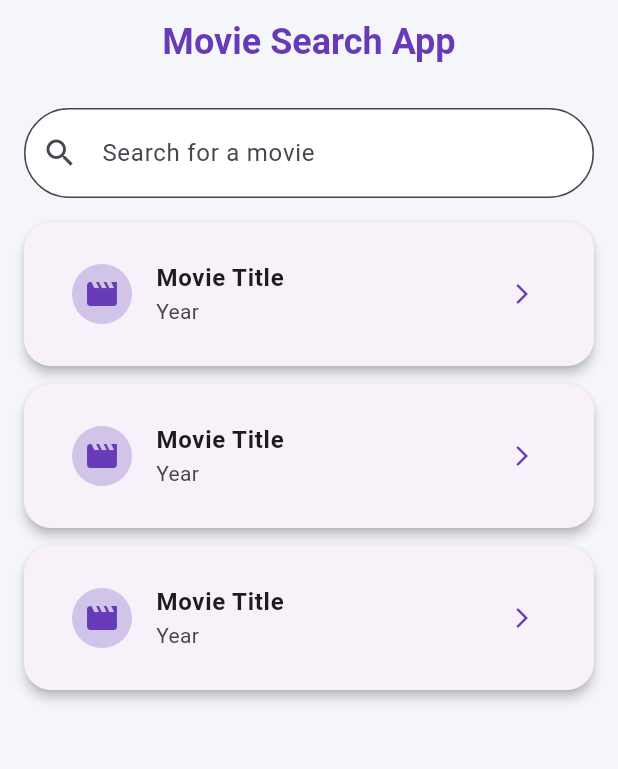
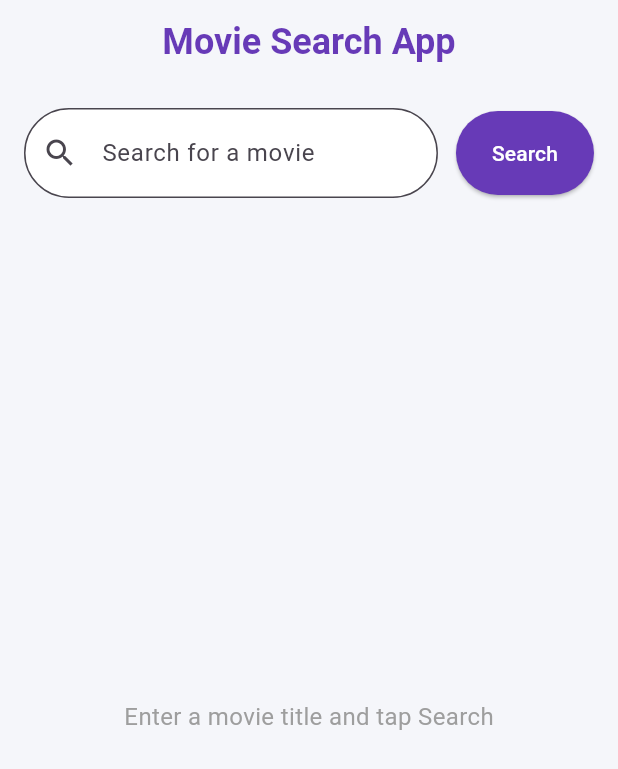
Before and after one commit to Justin-Moretto/movie_search_app, a Flutter app: the screen it shows after launch, on a phone screen of 412 x 824 dp. Shown: the top 769 px of the screen. Run offline on Flutter 3.47's test engine with Material 3 defaults, Android fonts, the phone set to English and light mode, and no system bars; our stand-ins replace equatable, flutter_bloc, flutter_dotenv.

Commit message:
implemented UI, movie search functionality and details screen

```diff
--- /dev/null
+++ b/lib/bloc/movie_search/movie_search_bloc.dart
@@ -0,0 +1,61 @@
+import 'package:flutter_bloc/flutter_bloc.dart';
+
+import '../../../services/omdb_service.dart';
+import 'movie_search_event.dart';
+import 'movie_search_state.dart';
+
+class MovieSearchBloc extends Bloc<MovieSearchEvent, MovieSearchState> {
+  final OMDbService _omdbService;
+
+  MovieSearchBloc({required OMDbService omdbService})
+    : _omdbService = omdbService,
+      super(const MovieSearchInitial()) {
+    on<MovieSearchSubmitted>(_onMovieSearchSubmitted);
+    on<MovieSelected>(_onMovieSelected);
+    on<FetchMovieDetails>(_onFetchMovieDetails);
+  }
+
+  Future<void> _onMovieSearchSubmitted(
+    MovieSearchSubmitted event,
+    Emitter<MovieSearchState> emit,
+  ) async {
+    final query = event.query.trim();
+
+    if (query.isEmpty) {
+      emit(const MovieSearchInitial());
+      return;
+    }
+
+    emit(const MovieSearchLoading());
+
+    try {
+      final movies = await _omdbService.searchMovies(query);
+
+      if (movies.isNotEmpty) {
+        emit(MovieSearchSuccess(movies: movies, query: query));
+      } else {
+        emit(MovieSearchEmpty(query));
+      }
+    } catch (e) {
+      emit(MovieSearchError('Failed to search movies: $e'));
+    }
+  }
+
+  void _onMovieSelected(MovieSelected event, Emitter<MovieSearchState> emit) {
+    add(FetchMovieDetails(event.imdbID));
+  }
+
+  Future<void> _onFetchMovieDetails(
+    FetchMovieDetails event,
+    Emitter<MovieSearchState> emit,
+  ) async {
+    emit(MovieDetailsLoading(event.imdbID));
+
+    try {
+      final movieDetails = await _omdbService.getMovieDetails(event.imdbID);
+      emit(MovieDetailsSuccess(movieDetails));
+    } catch (e) {
+      emit(MovieDetailsError('Failed to load movie details: $e'));
+    }
+  }
+}
--- /dev/null
+++ b/lib/bloc/movie_search/movie_search_event.dart
@@ -0,0 +1,32 @@
+import 'package:equatable/equatable.dart';
+
+abstract class MovieSearchEvent extends Equatable {
+  const MovieSearchEvent();
+
+  @override
+  List<Object?> get props => [];
+}
+
+class MovieSearchSubmitted extends MovieSearchEvent {
+  final String query;
+  const MovieSearchSubmitted(this.query);
+
+  @override
+  List<Object?> get props => [query];
+}
+
+class MovieSelected extends MovieSearchEvent {
+  final String imdbID;
+  const MovieSelected(this.imdbID);
+
+  @override
+  List<Object?> get props => [imdbID];
+}
+
+class FetchMovieDetails extends MovieSearchEvent {
+  final String imdbID;
+  const FetchMovieDetails(this.imdbID);
+
+  @override
+  List<Object?> get props => [imdbID];
+}
--- /dev/null
+++ b/lib/bloc/movie_search/movie_search_state.dart
@@ -0,0 +1,73 @@
+import 'package:equatable/equatable.dart';
+import '../../../models/movie_model.dart';
+
+abstract class MovieSearchState extends Equatable {
+  const MovieSearchState();
+
+  @override
+  List<Object?> get props => [];
+}
+
+class MovieSearchInitial extends MovieSearchState {
+  const MovieSearchInitial();
+}
+
+class MovieSearchLoading extends MovieSearchState {
+  const MovieSearchLoading();
+}
+
+class MovieSearchSuccess extends MovieSearchState {
+  final List<Movie> movies;
+  final String query;
+
+  const MovieSearchSuccess({
+    required this.movies,
+    required this.query,
+  });
+
+  @override
+  List<Object?> get props => [movies, query];
+}
+
+class MovieSearchError extends MovieSearchState {
+  final String message;
+
+  const MovieSearchError(this.message);
+
+  @override
+  List<Object?> get props => [message];
+}
+
+class MovieSearchEmpty extends MovieSearchState {
+  final String query;
+
+  const MovieSearchEmpty(this.query);
+
+  @override
+  List<Object?> get props => [query];
+}
+
+// Movie Details States
+class MovieDetailsLoading extends MovieSearchState {
+  final String imdbID;
+  const MovieDetailsLoading(this.imdbID);
+
+  @override
+  List<Object?> get props => [imdbID];
+}
+
+class MovieDetailsSuccess extends MovieSearchState {
+  final Movie movieDetails;
+  const MovieDetailsSuccess(this.movieDetails);
+
+  @override
+  List<Object?> get props => [movieDetails];
+}
+
+class MovieDetailsError extends MovieSearchState {
+  final String message;
+  const MovieDetailsError(this.message);
+
+  @override
+  List<Object?> get props => [message];
+}
--- a/lib/main.dart
+++ b/lib/main.dart
@@ -1,13 +1,19 @@
 import 'package:flutter/material.dart';
+import 'package:flutter_bloc/flutter_bloc.dart';
 import 'package:flutter_dotenv/flutter_dotenv.dart';
 
+import 'bloc/movie_search/movie_search_bloc.dart';
+import 'bloc/movie_search/movie_search_event.dart';
+import 'bloc/movie_search/movie_search_state.dart';
+import 'screens/movie_details_screen.dart';
 import 'services/omdb_service.dart';
 
 void main() async {
   WidgetsFlutterBinding.ensureInitialized();
   await dotenv.load(fileName: ".env");
-  print("Loaded API key: ${dotenv.env['OMDB_API_KEY']}");
-  await OMDbService().testSearch();
+  print(
+    "App starting... API key loaded: ${dotenv.env['OMDB_API_KEY']?.isNotEmpty ?? false}",
+  );
   runApp(const MyApp());
 }
 
@@ -15,11 +21,13 @@ class MyApp extends StatelessWidget {
   const MyApp({super.key});
   @override
   Widget build(BuildContext context) {
-    return MaterialApp(
+    return BlocProvider(
+      create: (context) => MovieSearchBloc(omdbService: OMDbService()),
+      child: MaterialApp(
         title: 'Movie Search App',
         theme: ThemeData(
           colorScheme: ColorScheme.fromSeed(seedColor: Colors.deepPurple),
-        scaffoldBackgroundColor: const Color(0xFFF5F6FA), // subtle background
+          scaffoldBackgroundColor: const Color(0xFFF5F6FA),
           appBarTheme: const AppBarTheme(
             backgroundColor: Colors.transparent,
             elevation: 0,
@@ -46,6 +54,7 @@ class MyApp extends StatelessWidget {
           ),
         ),
         home: const MyHomePage(title: 'Movie Search App'),
+      ),
     );
   }
 }
@@ -64,35 +73,121 @@ class _MyHomePageState extends State<MyHomePage> {
   Widget build(BuildContext context) {
     return Scaffold(
       appBar: AppBar(
-        // backgroundColor: Theme.of(context).colorScheme.inversePrimary,
         backgroundColor: Colors.transparent,
         elevation: 0,
-        title: Text(
-          widget.title,
-          textAlign: TextAlign.center,
-        ),
+        title: Text(widget.title, textAlign: TextAlign.center),
         centerTitle: true,
       ),
       body: Padding(
         padding: const EdgeInsets.all(16.0),
         child: Column(
           children: [
-            TextField(
+            const _SearchWidget(),
+            const SizedBox(height: 16),
+            const Expanded(child: _ResultsWidget()),
+          ],
+        ),
+      ),
+    );
+  }
+}
+
+class _SearchWidget extends StatefulWidget {
+  const _SearchWidget();
+
+  @override
+  State<_SearchWidget> createState() => _SearchWidgetState();
+}
+
+class _SearchWidgetState extends State<_SearchWidget> {
+  final TextEditingController _searchController = TextEditingController();
+  final FocusNode _searchFocusNode = FocusNode();
+
+  @override
+  void dispose() {
+    _searchController.dispose();
+    _searchFocusNode.dispose();
+    super.dispose();
+  }
+
+  void _performSearch() {
+    final searchQuery = _searchController.text.trim();
+    if (searchQuery.isNotEmpty) {
+      _searchFocusNode.unfocus();
+      context.read<MovieSearchBloc>().add(MovieSearchSubmitted(searchQuery));
+    }
+  }
+
+  @override
+  Widget build(BuildContext context) {
+    return Row(
+      children: [
+        Expanded(
+          child: TextField(
+            controller: _searchController,
+            focusNode: _searchFocusNode,
             decoration: const InputDecoration(
               labelText: 'Search for a movie',
               prefixIcon: Icon(Icons.search),
             ),
-              onChanged: (value) {
-                // we'll use this later
-                print("Search input: $value");
+            onSubmitted: (_) => _performSearch(),
+          ),
+        ),
+        const SizedBox(width: 12),
+        ElevatedButton(
+          onPressed: _performSearch,
+          style: ElevatedButton.styleFrom(
+            backgroundColor: Colors.deepPurple,
+            foregroundColor: Colors.white,
+            padding: const EdgeInsets.symmetric(horizontal: 24, vertical: 18),
+            shape: RoundedRectangleBorder(
+              borderRadius: BorderRadius.circular(30),
+            ),
+          ),
+          child: const Text('Search'),
+        ),
+      ],
+    );
+  }
+}
+
+class _ResultsWidget extends StatelessWidget {
+  const _ResultsWidget();
+
+  @override
+  Widget build(BuildContext context) {
+    return BlocListener<MovieSearchBloc, MovieSearchState>(
+      listener: (context, state) {
+        if (state is MovieDetailsSuccess) {
+          Navigator.of(context).push(
+            MaterialPageRoute(
+              builder:
+                  (context) => MovieDetailsScreen(
+                    imdbID: state.movieDetails.imdbID,
+                    movieTitle: state.movieDetails.title,
+                  ),
+            ),
+          );
+        }
       },
+      child: BlocSelector<MovieSearchBloc, MovieSearchState, MovieSearchState>(
+        selector: (state) => state,
+        builder: (context, state) {
+          if (state is MovieSearchInitial) {
+            return const Center(
+              child: Text(
+                'Enter a movie title and tap Search',
+                style: TextStyle(fontSize: 16, color: Colors.grey),
               ),
-            const SizedBox(height: 16),
-            Expanded(
-              child: ListView.separated(
-                itemCount: 3, // placeholder
+            );
+          } else if (state is MovieSearchLoading) {
+            return const Center(child: CircularProgressIndicator());
+          } else if (state is MovieSearchSuccess) {
+            return ListView.separated(
+              itemCount: state.movies.length,
               separatorBuilder: (context, index) => const SizedBox(height: 12),
               itemBuilder: (context, index) {
+                final movie = state.movies[index];
                 return Card(
                   elevation: 3,
                   margin: EdgeInsets.zero,
@@ -100,23 +195,71 @@ class _MyHomePageState extends State<MyHomePage> {
                     borderRadius: BorderRadius.circular(18),
                   ),
                   child: Padding(
-                      padding: const EdgeInsets.symmetric(vertical: 12, horizontal: 16),
+                    padding: const EdgeInsets.symmetric(
+                      vertical: 12,
+                      horizontal: 16,
+                    ),
                     child: ListTile(
-                        title: Text("Movie Title", style: TextStyle(fontWeight: FontWeight.bold)),
-                        subtitle: Text("Year"),
+                      title: Text(
+                        movie.title,
+                        style: const TextStyle(fontWeight: FontWeight.bold),
+                      ),
+                      subtitle: Text(movie.year),
                       leading: CircleAvatar(
                         backgroundColor: Colors.deepPurple.shade100,
-                          child: Icon(Icons.movie, color: Colors.deepPurple),
+                        child: const Icon(
+                          Icons.movie,
+                          color: Colors.deepPurple,
                         ),
-                        trailing: Icon(Icons.arrow_forward_ios, size: 16, color: Colors.deepPurple),
+                      ),
+                      trailing: const Icon(
+                        Icons.arrow_forward_ios,
+                        size: 16,
+                        color: Colors.deepPurple,
+                      ),
+                      onTap: () {
+                        context.read<MovieSearchBloc>().add(
+                          MovieSelected(movie.imdbID),
+                        );
+                      },
                     ),
                   ),
                 );
               },
-              ),
+            );
+          } else if (state is MovieSearchError) {
+            return Center(
+              child: Column(
+                mainAxisAlignment: MainAxisAlignment.center,
+                children: [
+                  const Icon(Icons.error_outline, size: 64, color: Colors.red),
+                  const SizedBox(height: 16),
+                  Text(
+                    state.message,
+                    style: const TextStyle(fontSize: 16, color: Colors.red),
+                    textAlign: TextAlign.center,
                   ),
                 ],
               ),
+            );
+          } else if (state is MovieSearchEmpty) {
+            return Center(
+              child: Column(
+                mainAxisAlignment: MainAxisAlignment.center,
+                children: [
+                  const Icon(Icons.search_off, size: 64, color: Colors.grey),
+                  const SizedBox(height: 16),
+                  Text(
+                    'No movies found for "${state.query}"',
+                    style: const TextStyle(fontSize: 16, color: Colors.grey),
+                    textAlign: TextAlign.center,
+                  ),
+                ],
+              ),
+            );
+          }
+          return const SizedBox.shrink();
+        },
       ),
     );
   }
--- a/lib/models/movie_model.dart
+++ b/lib/models/movie_model.dart
@@ -4,14 +4,47 @@ class Movie {
   final String imdbID;
   final String poster;
 
+  // Additional fields for detailed view
+  final String? plot;
+  final String? director;
+  final String? actors;
+  final String? genre;
+  final String? runtime;
+  final String? rating;
+  final String? metascore;
+  final String? imdbRating;
+  final String? imdbVotes;
+  final String? language;
+  final String? country;
+  final String? awards;
+  final String? released;
+  final String? writer;
+  final String? production;
+
   Movie({
     required this.title,
     required this.year,
     required this.imdbID,
     required this.poster,
+    this.plot,
+    this.director,
+    this.actors,
+    this.genre,
+    this.runtime,
+    this.rating,
+    this.metascore,
+    this.imdbRating,
+    this.imdbVotes,
+    this.language,
+    this.country,
+    this.awards,
+    this.released,
+    this.writer,
+    this.production,
   });
 
-  factory Movie.fromJson(Map<String, dynamic> json) {
+  // For search results (basic info)
+  factory Movie.fromSearchJson(Map<String, dynamic> json) {
     return Movie(
       title: json['Title'] ?? '',
       year: json['Year'] ?? '',
@@ -19,4 +52,34 @@ class Movie {
       poster: json['Poster'] ?? '',
     );
   }
+
+  // For detailed movie info
+  factory Movie.fromDetailsJson(Map<String, dynamic> json) {
+    return Movie(
+      title: json['Title'] ?? '',
+      year: json['Year'] ?? '',
+      imdbID: json['imdbID'] ?? '',
+      poster: json['Poster'] ?? '',
+      plot: json['Plot'],
+      director: json['Director'],
+      actors: json['Actors'],
+      genre: json['Genre'],
+      runtime: json['Runtime'],
+      rating: json['Rated'],
+      metascore: json['Metascore'],
+      imdbRating: json['imdbRating'],
+      imdbVotes: json['imdbVotes'],
+      language: json['Language'],
+      country: json['Country'],
+      awards: json['Awards'],
+      released: json['Released'],
+      writer: json['Writer'],
+      production: json['Production'],
+    );
+  }
+
+  // Keep the original fromJson for backward compatibility
+  factory Movie.fromJson(Map<String, dynamic> json) {
+    return Movie.fromSearchJson(json);
+  }
 }
--- a/pubspec.yaml
+++ b/pubspec.yaml
@@ -27,6 +27,7 @@ dependencies:
   http: ^1.4.0
   cupertino_icons: ^1.0.8
   flutter_dotenv: ^5.2.1
+  equatable: ^2.0.7
 
 dev_dependencies:
   flutter_test:
```
Also changed, not shown: lib/screens/movie_details_screen.dart (added, +223 -0 lines), lib/services/omdb_service.dart (+57 -8 lines), pubspec.lock. Lines whose indentation alone changed are shown as unchanged.
